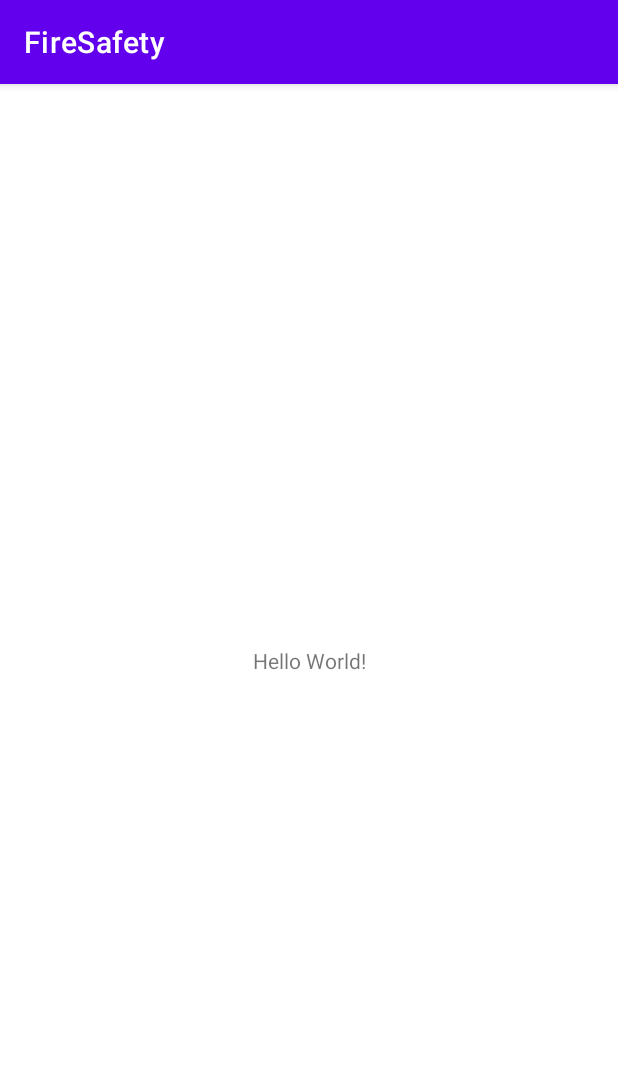
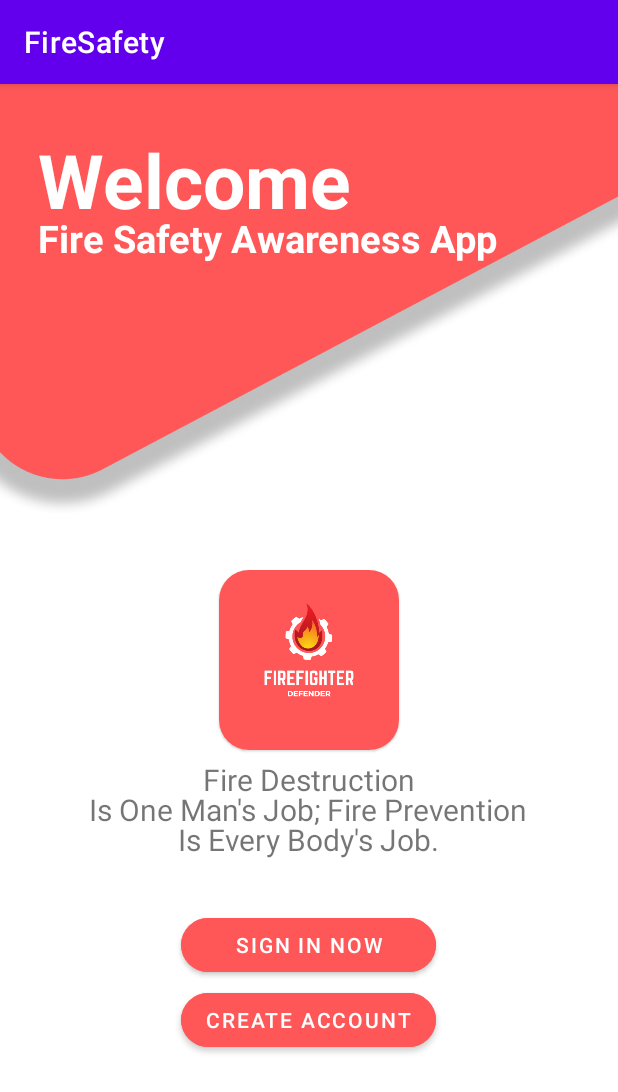
Before and after one commit to harshil-padasala/FireSafety-Application, an Android app: the screen it shows after launch (MainActivity before the commit, WelcomeActivity after it), on a phone screen of 412 x 824 dp. Shown: the top 1092 px of the screen. Run offline under Robolectric (Android 15) with nearby library versions, the phone set to English and light mode, and no system bars.

Commit message:
added welcome activity

```diff
--- a/app/build.gradle
+++ b/app/build.gradle
@@ -1,5 +1,6 @@
 plugins {
     id 'com.android.application'
+    id 'com.google.gms.google-services'
 }
 
 android {
@@ -32,6 +33,7 @@ dependencies {
     implementation 'androidx.appcompat:appcompat:1.5.1'
     implementation 'com.google.android.material:material:1.6.1'
     implementation 'androidx.constraintlayout:constraintlayout:2.1.4'
+    implementation 'com.google.firebase:firebase-auth:21.0.8'
     testImplementation 'junit:junit:4.13.2'
     androidTestImplementation 'androidx.test.ext:junit:1.1.3'
     androidTestImplementation 'androidx.test.espresso:espresso-core:3.4.0'
--- a/app/src/main/AndroidManifest.xml
+++ b/app/src/main/AndroidManifest.xml
@@ -14,6 +14,9 @@
         android:theme="@style/Theme.FireSafety"
         tools:targetApi="31">
         <activity
+            android:name=".WelcomeActivity"
+            android:exported="false" />
+        <activity
             android:name=".SplashActivity"
             android:exported="true">
             <intent-filter>
--- a/app/src/main/java/com/example/firesafety/SplashActivity.java
+++ b/app/src/main/java/com/example/firesafety/SplashActivity.java
@@ -16,7 +16,7 @@ public class SplashActivity extends AppCompatActivity {
         setContentView(R.layout.activity_splash);
 
         new Handler().postDelayed(() -> {
-            startActivity(new Intent(SplashActivity.this, MainActivity.class));
+            startActivity(new Intent(SplashActivity.this, WelcomeActivity.class));
             finish();
         }, 2000);
     }
--- /dev/null
+++ b/app/src/main/java/com/example/firesafety/WelcomeActivity.java
@@ -0,0 +1,14 @@
+package com.example.firesafety;
+
+import androidx.appcompat.app.AppCompatActivity;
+
+import android.os.Bundle;
+
+public class WelcomeActivity extends AppCompatActivity {
+
+    @Override
+    protected void onCreate(Bundle savedInstanceState) {
+        super.onCreate(savedInstanceState);
+        setContentView(R.layout.activity_welcome);
+    }
+}
--- a/app/src/main/res/layout/activity_splash.xml
+++ b/app/src/main/res/layout/activity_splash.xml
@@ -4,7 +4,7 @@
     xmlns:tools="http://schemas.android.com/tools"
     android:layout_width="match_parent"
     android:layout_height="match_parent"
-    android:background="#ff5757"
+    android:background="@color/main"
     android:gravity="center"
     tools:context=".SplashActivity">
 
--- /dev/null
+++ b/app/src/main/res/layout/activity_welcome.xml
@@ -0,0 +1,97 @@
+<?xml version="1.0" encoding="utf-8"?>
+<FrameLayout xmlns:android="http://schemas.android.com/apk/res/android"
+    xmlns:app="http://schemas.android.com/apk/res-auto"
+    xmlns:tools="http://schemas.android.com/tools"
+    android:layout_width="match_parent"
+    android:layout_height="match_parent"
+    tools:context=".WelcomeActivity"
+    tools:ignore="HardcodedText">
+
+    <com.google.android.material.imageview.ShapeableImageView
+        android:layout_width="match_parent"
+        android:layout_height="wrap_content"
+        android:scaleType="fitStart"
+        android:src="@drawable/curve_element" />
+
+    <com.google.android.material.textview.MaterialTextView
+        android:layout_width="wrap_content"
+        android:layout_height="wrap_content"
+        android:layout_marginStart="25sp"
+        android:layout_marginTop="30sp"
+        android:text="Welcome"
+        android:textColor="@color/white"
+        android:textSize="50sp"
+        android:textStyle="bold"
+        tools:ignore="HardcodedText" />
+
+    <com.google.android.material.textview.MaterialTextView
+        android:layout_width="wrap_content"
+        android:layout_height="wrap_content"
+        android:layout_marginStart="25sp"
+        android:layout_marginTop="85sp"
+        android:text="Fire Safety Awareness App"
+        android:textColor="@color/white"
+        android:textSize="25sp"
+        android:textStyle="bold"
+        tools:ignore="HardcodedText" />
+
+
+    <com.google.android.material.card.MaterialCardView
+        android:layout_width="120dp"
+        android:layout_height="120dp"
+        android:layout_gravity="center"
+        app:cardCornerRadius="20dp">
+
+        <com.google.android.material.imageview.ShapeableImageView
+            android:layout_width="match_parent"
+            android:layout_height="match_parent"
+            android:layout_gravity="center"
+            android:src="@drawable/firesafety_logo" />
+    </com.google.android.material.card.MaterialCardView>
+
+    <com.google.android.material.textview.MaterialTextView
+        android:layout_width="wrap_content"
+        android:layout_height="wrap_content"
+        android:layout_gravity="center_horizontal"
+        android:layout_marginTop="450dp"
+        android:text="Fire Destruction"
+        android:textSize="20sp"
+        tools:ignore="HardcodedText" />
+
+    <com.google.android.material.textview.MaterialTextView
+        android:layout_width="wrap_content"
+        android:layout_height="wrap_content"
+        android:layout_gravity="center_horizontal"
+        android:layout_marginTop="470dp"
+        android:text="Is One Man's Job; Fire Prevention"
+        android:textSize="20sp"
+        tools:ignore="HardcodedText" />
+
+    <com.google.android.material.textview.MaterialTextView
+        android:layout_width="wrap_content"
+        android:layout_height="wrap_content"
+        android:layout_gravity="center_horizontal"
+        android:layout_marginTop="490dp"
+        android:text="Is Every Body's Job."
+        android:textSize="20sp"
+        tools:ignore="HardcodedText" />
+
+    <com.google.android.material.button.MaterialButton
+        android:layout_width="170dp"
+        android:layout_height="wrap_content"
+        android:layout_gravity="center_horizontal"
+        android:layout_marginTop="550dp"
+        android:backgroundTint="@color/main"
+        android:text="Sign In Now"
+        app:cornerRadius="20dp" />
+
+    <com.google.android.material.button.MaterialButton
+        android:layout_width="170dp"
+        android:layout_height="wrap_content"
+        android:layout_gravity="center_horizontal"
+        android:layout_marginTop="600dp"
+        android:backgroundTint="@color/main"
+        android:text="Create Account"
+        app:cornerRadius="20dp" />
+
+</FrameLayout>
--- a/app/src/main/res/values/colors.xml
+++ b/app/src/main/res/values/colors.xml
@@ -7,4 +7,5 @@
     <color name="teal_700">#FF018786</color>
     <color name="black">#FF000000</color>
     <color name="white">#FFFFFFFF</color>
+    <color name="main">#ff5757</color>
 </resources>
--- a/build.gradle
+++ b/build.gradle
@@ -6,6 +6,9 @@ buildscript {
 
         mavenCentral()
 
+    }
+    dependencies {
+        classpath 'com.google.gms:google-services:4.3.14'
     }
 
 }
```
Also changed, not shown: app/src/main/res/drawable/curve_element.jpeg (added), app/src/main/res/drawable/firesafety_logo.png (added), 1 other file.
